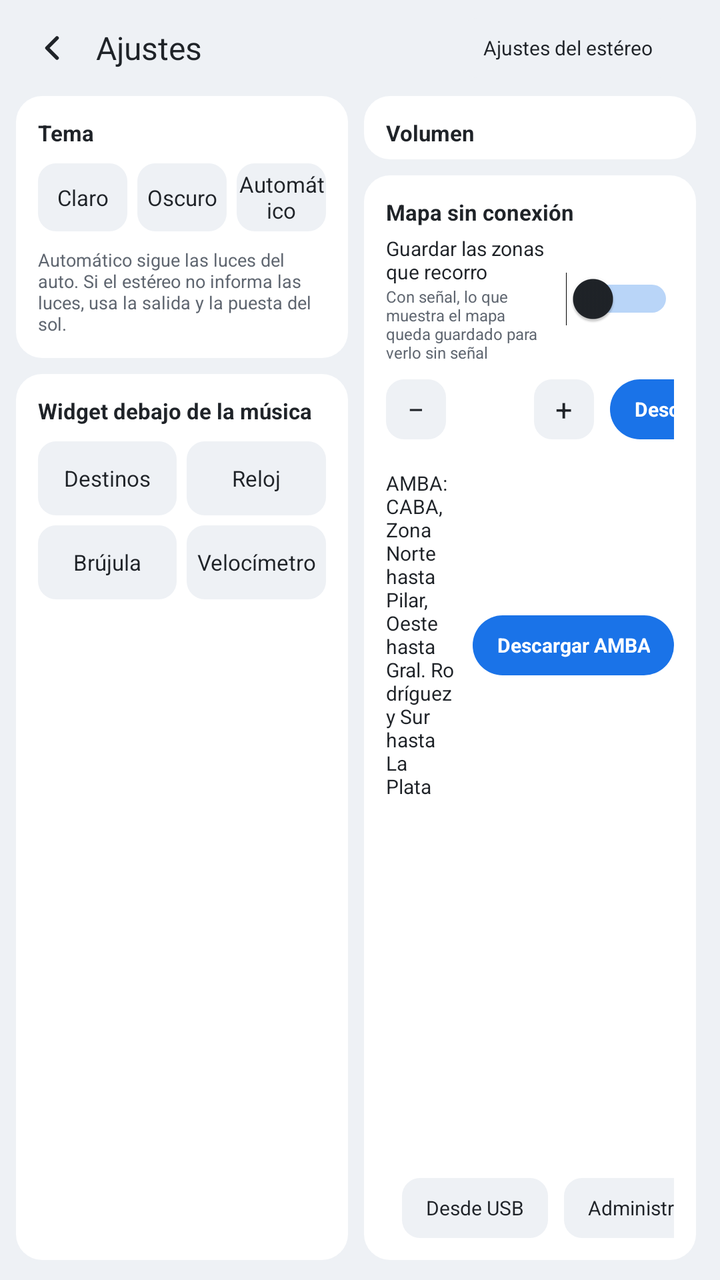
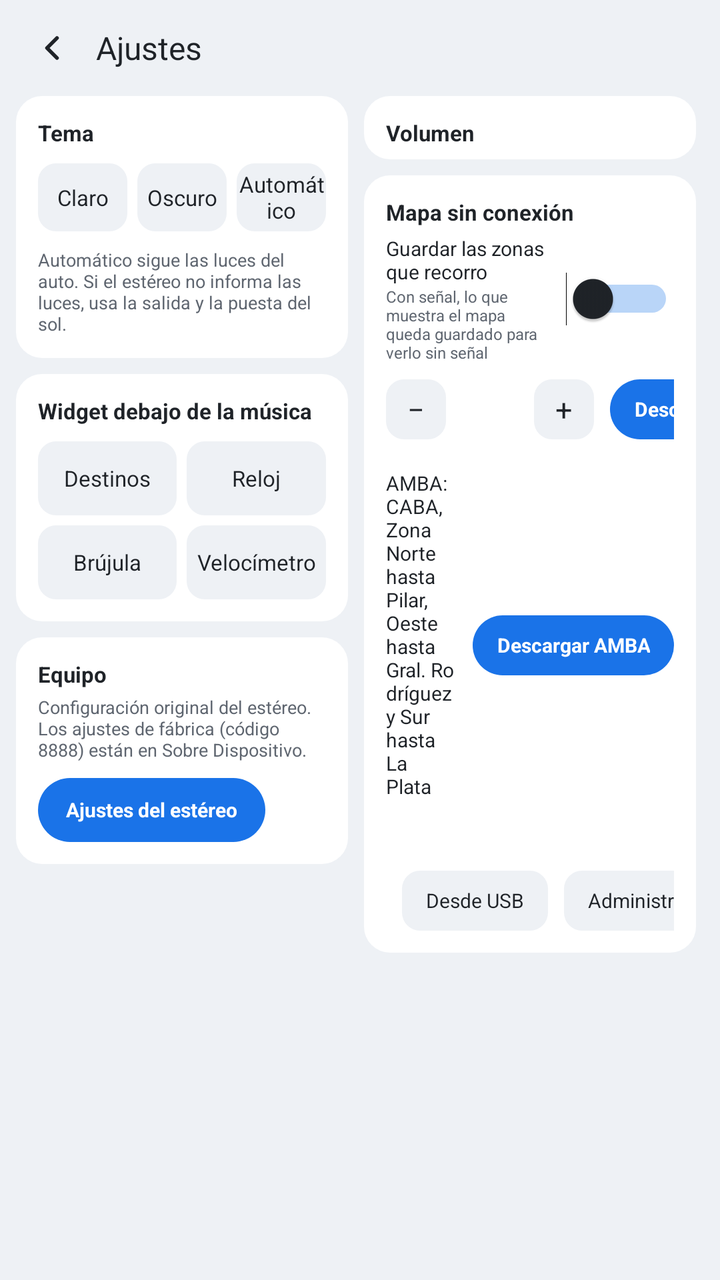

The first picture is an Android layout as it rendered before a commit; the second is the same layout after the commit. The layout source and the unified diff follow.
<!-- AndroidManifest.xml: application theme LauncherTheme -->
<!-- res/layout/activity_settings.xml -->
<?xml version="1.0" encoding="utf-8"?>
<LinearLayout xmlns:android="http://schemas.android.com/apk/res/android"
    android:layout_width="match_parent"
    android:layout_height="match_parent"
    android:background="@color/ground"
    android:orientation="vertical"
    android:paddingStart="8dp"
    android:paddingTop="6dp"
    android:paddingEnd="12dp"
    android:paddingBottom="10dp">

    
    <LinearLayout
        android:layout_width="match_parent"
        android:layout_height="36dp"
        android:gravity="center_vertical"
        android:orientation="horizontal">

        <ImageButton
            android:id="@+id/settings_back"
            android:layout_width="36dp"
            android:layout_height="36dp"
            android:background="@drawable/bg_round_button"
            android:contentDescription="@string/back"
            android:padding="8dp"
            android:scaleType="fitCenter"
            android:src="@drawable/ic_back" />

        <TextView
            android:layout_width="0dp"
            android:layout_height="wrap_content"
            android:layout_marginStart="4dp"
            android:layout_weight="1"
            android:text="@string/settings_title"
            android:textColor="@color/text"
            android:textSize="16sp" />

        <TextView
            android:id="@+id/stereo_settings"
            android:layout_width="wrap_content"
            android:layout_height="30dp"
            android:layout_marginEnd="10dp"
            android:background="@drawable/bg_option"
            android:gravity="center"
            android:paddingStart="12dp"
            android:paddingEnd="12dp"
            android:text="@string/stereo_settings"
            android:textColor="@color/text"
            android:textSize="10sp" />

        <TextView
            android:id="@+id/settings_version"
            android:layout_width="wrap_content"
            android:layout_height="wrap_content"
            android:textColor="@color/muted"
            android:textSize="9sp" />
    </LinearLayout>

    <LinearLayout
        android:layout_width="match_parent"
        android:layout_height="0dp"
        android:layout_marginTop="6dp"
        android:layout_weight="1"
        android:orientation="horizontal">

        
        <LinearLayout
            android:layout_width="0dp"
            android:layout_height="match_parent"
            android:layout_weight="1"
            android:orientation="vertical">

            
            <LinearLayout
                style="@style/Card"
                android:layout_width="match_parent"
                android:layout_height="wrap_content"
                android:orientation="vertical"
                android:padding="11dp">

                <TextView
                    style="@style/SettingsTitle"
                    android:text="@string/theme" />

                <LinearLayout
                    android:layout_width="match_parent"
                    android:layout_height="34dp"
                    android:layout_marginTop="8dp"
                    android:orientation="horizontal">

                    <TextView
                        android:id="@+id/theme_light"
                        style="@style/SettingsOption"
                        android:text="@string/theme_light" />

                    <TextView
                        android:id="@+id/theme_dark"
                        style="@style/SettingsOption"
                        android:layout_marginStart="5dp"
                        android:text="@string/theme_dark" />

                    <TextView
                        android:id="@+id/theme_auto"
                        style="@style/SettingsOption"
                        android:layout_marginStart="5dp"
                        android:text="@string/theme_auto" />
                </LinearLayout>

                <TextView
                    android:layout_width="match_parent"
                    android:layout_height="wrap_content"
                    android:layout_marginTop="8dp"
                    android:text="@string/theme_auto_hint"
                    android:textColor="@color/muted"
                    android:textSize="9sp" />
            </LinearLayout>

            
            <LinearLayout
                style="@style/Card"
                android:layout_width="match_parent"
                android:layout_height="0dp"
                android:layout_marginTop="8dp"
                android:layout_weight="1"
                android:orientation="vertical"
                android:padding="11dp">

                <TextView
                    style="@style/SettingsTitle"
                    android:text="@string/bottom_card" />

                <LinearLayout
                    android:layout_width="match_parent"
                    android:layout_height="37dp"
                    android:layout_marginTop="8dp"
                    android:orientation="horizontal">

                    <TextView
                        android:id="@+id/card_places"
                        style="@style/SettingsOption"
                        android:text="@string/card_places" />

                    <TextView
                        android:id="@+id/card_clock"
                        style="@style/SettingsOption"
                        android:layout_marginStart="5dp"
                        android:text="@string/card_clock" />
                </LinearLayout>

                <LinearLayout
                    android:layout_width="match_parent"
                    android:layout_height="37dp"
                    android:layout_marginTop="5dp"
                    android:orientation="horizontal">

                    <TextView
                        android:id="@+id/card_compass"
                        style="@style/SettingsOption"
                        android:text="@string/card_compass" />

                    <TextView
                        android:id="@+id/card_speedo"
                        style="@style/SettingsOption"
                        android:layout_marginStart="5dp"
                        android:text="@string/card_speedo" />
                </LinearLayout>
            </LinearLayout>
        </LinearLayout>

        
        <LinearLayout
            android:layout_width="0dp"
            android:layout_height="match_parent"
            android:layout_marginStart="8dp"
            android:layout_weight="1"
            android:orientation="vertical">

            
            <LinearLayout
                android:id="@+id/volumes"
                style="@style/Card"
                android:layout_width="match_parent"
                android:layout_height="wrap_content"
                android:orientation="vertical"
                android:paddingStart="11dp"
                android:paddingTop="11dp"
                android:paddingEnd="11dp"
                android:paddingBottom="6dp">

                <TextView
                    style="@style/SettingsTitle"
                    android:text="@string/volume_title" />
            </LinearLayout>

            
            <LinearLayout
                style="@style/Card"
                android:layout_width="match_parent"
                android:layout_height="0dp"
                android:layout_marginTop="8dp"
                android:layout_weight="1"
                android:orientation="vertical"
                android:padding="11dp">

                <TextView
                    style="@style/SettingsTitle"
                    android:text="@string/offline_map" />

                
                <LinearLayout
                    android:id="@+id/save_visited_row"
                    android:layout_width="match_parent"
                    android:layout_height="wrap_content"
                    android:layout_marginTop="4dp"
                    android:gravity="center_vertical"
                    android:orientation="horizontal">

                    <LinearLayout
                        android:layout_width="0dp"
                        android:layout_height="wrap_content"
                        android:layout_weight="1"
                        android:orientation="vertical">

                        <TextView
                            android:layout_width="match_parent"
                            android:layout_height="wrap_content"
                            android:text="@string/save_visited"
                            android:textColor="@color/text"
                            android:textSize="10sp" />

                        <TextView
                            android:layout_width="match_parent"
                            android:layout_height="wrap_content"
                            android:text="@string/save_visited_hint"
                            android:textColor="@color/muted"
                            android:textSize="8sp" />
                    </LinearLayout>

                    <Switch
                        android:id="@+id/save_visited"
                        android:layout_width="wrap_content"
                        android:layout_height="30dp"
                        android:layout_marginStart="8dp"
                        android:thumbTint="@color/text"
                        android:trackTint="@color/accent" />
                </LinearLayout>

                
                <LinearLayout
                    android:layout_width="match_parent"
                    android:layout_height="30dp"
                    android:layout_marginTop="8dp"
                    android:gravity="center_vertical"
                    android:orientation="horizontal">

                    <TextView
                        android:layout_width="0dp"
                        android:layout_height="wrap_content"
                        android:layout_weight="1"
                        android:text="@string/offline_around"
                        android:textColor="@color/text"
                        android:textSize="10sp" />

                    <TextView
                        android:id="@+id/radius_less"
                        android:layout_width="30dp"
                        android:layout_height="30dp"
                        android:background="@drawable/bg_option"
                        android:contentDescription="@string/offline_less"
                        android:gravity="center"
                        android:text="−"
                        android:textColor="@color/text"
                        android:textSize="15sp" />

                    <TextView
                        android:id="@+id/radius_value"
                        android:layout_width="44dp"
                        android:layout_height="wrap_content"
                        android:gravity="center"
                        android:textColor="@color/text"
                        android:textSize="11sp" />

                    <TextView
                        android:id="@+id/radius_more"
                        android:layout_width="30dp"
                        android:layout_height="30dp"
                        android:background="@drawable/bg_option"
                        android:contentDescription="@string/offline_more"
                        android:gravity="center"
                        android:text="+"
                        android:textColor="@color/text"
                        android:textSize="15sp" />

                    <TextView
                        android:id="@+id/offline_button"
                        android:layout_width="wrap_content"
                        android:layout_height="30dp"
                        android:layout_marginStart="8dp"
                        android:background="@drawable/bg_button_accent_round"
                        android:gravity="center"
                        android:paddingStart="12dp"
                        android:paddingEnd="12dp"
                        android:text="@string/offline_download"
                        android:textColor="@color/on_accent"
                        android:textSize="10sp"
                        android:textStyle="bold" />
                </LinearLayout>

                <TextView
                    android:id="@+id/radius_estimate"
                    android:layout_width="match_parent"
                    android:layout_height="wrap_content"
                    android:gravity="end"
                    android:textColor="@color/muted"
                    android:textSize="8sp" />

                
                <LinearLayout
                    android:layout_width="match_parent"
                    android:layout_height="wrap_content"
                    android:layout_marginTop="4dp"
                    android:gravity="center_vertical"
                    android:orientation="horizontal">

                    <LinearLayout
                        android:layout_width="0dp"
                        android:layout_height="wrap_content"
                        android:layout_weight="1"
                        android:orientation="vertical">

                        <TextView
                            android:layout_width="match_parent"
                            android:layout_height="wrap_content"
                            android:text="@string/offline_amba"
                            android:textColor="@color/text"
                            android:textSize="10sp" />

                        <TextView
                            android:id="@+id/amba_estimate"
                            android:layout_width="match_parent"
                            android:layout_height="wrap_content"
                            android:textColor="@color/muted"
                            android:textSize="8sp" />
                    </LinearLayout>

                    <TextView
                        android:id="@+id/amba_button"
                        android:layout_width="wrap_content"
                        android:layout_height="30dp"
                        android:layout_marginStart="8dp"
                        android:background="@drawable/bg_button_accent_round"
                        android:gravity="center"
                        android:paddingStart="12dp"
                        android:paddingEnd="12dp"
                        android:text="@string/offline_download_amba"
                        android:textColor="@color/on_accent"
                        android:textSize="10sp"
                        android:textStyle="bold" />
                </LinearLayout>

                <View
                    android:layout_width="0dp"
                    android:layout_height="0dp"
                    android:layout_weight="1" />

                <LinearLayout
                    android:layout_width="match_parent"
                    android:layout_height="wrap_content"
                    android:gravity="center_vertical"
                    android:orientation="horizontal">

                    <TextView
                        android:id="@+id/offline_status"
                        android:layout_width="0dp"
                        android:layout_height="wrap_content"
                        android:layout_weight="1"
                        android:textColor="@color/muted"
                        android:textSize="9sp" />

                    <TextView
                        android:id="@+id/offline_import"
                        android:layout_width="wrap_content"
                        android:layout_height="30dp"
                        android:layout_marginStart="8dp"
                        android:background="@drawable/bg_option"
                        android:gravity="center"
                        android:paddingStart="12dp"
                        android:paddingEnd="12dp"
                        android:text="@string/offline_import"
                        android:textColor="@color/text"
                        android:textSize="10sp" />

                    <TextView
                        android:id="@+id/offline_manage"
                        android:layout_width="wrap_content"
                        android:layout_height="30dp"
                        android:layout_marginStart="8dp"
                        android:background="@drawable/bg_option"
                        android:gravity="center"
                        android:paddingStart="12dp"
                        android:paddingEnd="12dp"
                        android:text="@string/offline_manage"
                        android:textColor="@color/text"
                        android:textSize="10sp" />
                </LinearLayout>

                <ProgressBar
                    android:id="@+id/offline_progress"
                    style="@android:style/Widget.Material.ProgressBar.Horizontal"
                    android:layout_width="match_parent"
                    android:layout_height="4dp"
                    android:layout_marginTop="4dp"
                    android:progressBackgroundTint="@color/track"
                    android:progressTint="@color/accent"
                    android:visibility="gone" />
            </LinearLayout>
        </LinearLayout>
    </LinearLayout>
</LinearLayout>
<!-- resources referenced by this layout -->
<resources>
  <color name="accent">#1A73E8</color>
  <color name="ground">#EEF1F5</color>
  <color name="muted">#5F6670</color>
  <color name="on_accent">#FFFFFF</color>
  <color name="text">#1F2328</color>
  <color name="track">#D5DAE1</color>
  <!-- drawable bg_button_accent_round (drawable) -->
  <?xml version="1.0" encoding="utf-8"?>
  <ripple xmlns:android="http://schemas.android.com/apk/res/android" android:color="#33000000">
      <item>
          <shape android:shape="rectangle">
              <solid android:color="@color/accent" />
              <corners android:radius="20dp" />
          </shape>
      </item>
  </ripple>
  <!-- drawable bg_round_button (drawable) -->
  <?xml version="1.0" encoding="utf-8"?>
  <ripple xmlns:android="http://schemas.android.com/apk/res/android" android:color="#33FFFFFF">
      <item android:id="@android:id/mask">
          <shape android:shape="oval">
              <solid android:color="#FFFFFFFF" />
          </shape>
      </item>
  </ripple>
  <!-- drawable ic_back (drawable) -->
  <?xml version="1.0" encoding="utf-8"?>
  <vector xmlns:android="http://schemas.android.com/apk/res/android"
      android:width="24dp" android:height="24dp"
      android:viewportWidth="24" android:viewportHeight="24">
      <path android:pathData="M15,18l-6,-6 6,-6" android:strokeColor="@color/text" android:strokeWidth="2.2" android:strokeLineCap="round" android:strokeLineJoin="round" android:fillColor="#00000000" />
  </vector>
  <string name="back">Volver</string>
  <string name="bottom_card">Widget debajo de la música</string>
  <string name="card_clock">Reloj</string>
  <string name="card_compass">Brújula</string>
  <string name="card_places">Destinos</string>
  <string name="card_speedo">Velocímetro</string>
  <string name="offline_amba">AMBA: CABA, Zona Norte hasta Pilar, Oeste hasta Gral. Rodríguez y Sur hasta La Plata</string>
  <string name="offline_around">Alrededor tuyo</string>
  <string name="offline_download">Descargar</string>
  <string name="offline_download_amba">Descargar AMBA</string>
  <string name="offline_import">Desde USB</string>
  <string name="offline_less">Menos kilómetros</string>
  <string name="offline_manage">Administrar</string>
  <string name="offline_map">Mapa sin conexión</string>
  <string name="offline_more">Más kilómetros</string>
  <string name="save_visited">Guardar las zonas que recorro</string>
  <string name="save_visited_hint">Con señal, lo que muestra el mapa queda guardado para verlo sin señal</string>
  <string name="settings_title">Ajustes</string>
  <string name="stereo_settings">Ajustes del estéreo</string>
  <string name="theme">Tema</string>
  <string name="theme_auto">Automático</string>
  <string name="theme_auto_hint">Automático sigue las luces del auto. Si el estéreo no informa las luces, usa la salida y la puesta del sol.</string>
  <string name="theme_dark">Oscuro</string>
  <string name="theme_light">Claro</string>
  <string name="volume_title">Volumen</string>
  <style name="Card">
          <item name="android:background">@drawable/bg_card</item>
      </style>
  <style name="SettingsTitle">
          <item name="android:layout_width">wrap_content</item>
          <item name="android:layout_height">wrap_content</item>
          <item name="android:textColor">@color/text</item>
          <item name="android:textSize">11sp</item>
          <item name="android:textStyle">bold</item>
      </style>
  <color name="selected">#D3E3FD</color>
  <color name="tile">#EEF1F5</color>
  <!-- drawable bg_card (drawable) -->
  <?xml version="1.0" encoding="utf-8"?>
  <shape xmlns:android="http://schemas.android.com/apk/res/android" android:shape="rectangle">
      <solid android:color="@color/card" />
      <corners android:radius="13dp" />
  </shape>
  <color name="card">#FFFFFF</color>
  <!-- unchanged entries left out for length: 3 -->
</resources>

<!-- the commit's change to res/layout/activity_settings.xml (unified diff, before → after) -->
@@ -36,19 +36,6 @@
             android:textSize="16sp" />
 
         <TextView
-            android:id="@+id/stereo_settings"
-            android:layout_width="wrap_content"
-            android:layout_height="30dp"
-            android:layout_marginEnd="10dp"
-            android:background="@drawable/bg_option"
-            android:gravity="center"
-            android:paddingStart="12dp"
-            android:paddingEnd="12dp"
-            android:text="@string/stereo_settings"
-            android:textColor="@color/text"
-            android:textSize="10sp" />
-
-        <TextView
             android:id="@+id/settings_version"
             android:layout_width="wrap_content"
             android:layout_height="wrap_content"
@@ -56,17 +43,23 @@
             android:textSize="9sp" />
     </LinearLayout>
 
-    <LinearLayout
+    <ScrollView
         android:layout_width="match_parent"
         android:layout_height="0dp"
         android:layout_marginTop="6dp"
         android:layout_weight="1"
+        android:fillViewport="true"
+        android:scrollbars="none">
+
+    <LinearLayout
+        android:layout_width="match_parent"
+        android:layout_height="wrap_content"
         android:orientation="horizontal">
 
         
         <LinearLayout
             android:layout_width="0dp"
-            android:layout_height="match_parent"
+            android:layout_height="wrap_content"
             android:layout_weight="1"
             android:orientation="vertical">
 
@@ -119,9 +112,8 @@
             <LinearLayout
                 style="@style/Card"
                 android:layout_width="match_parent"
-                android:layout_height="0dp"
+                android:layout_height="wrap_content"
                 android:layout_marginTop="8dp"
-                android:layout_weight="1"
                 android:orientation="vertical"
                 android:padding="11dp">
 
@@ -164,13 +156,48 @@
                         android:layout_marginStart="5dp"
                         android:text="@string/card_speedo" />
                 </LinearLayout>
+            </LinearLayout>
+            
+            <LinearLayout
+                style="@style/Card"
+                android:layout_width="match_parent"
+                android:layout_height="wrap_content"
+                android:layout_marginTop="8dp"
+                android:orientation="vertical"
+                android:padding="11dp">
+
+                <TextView
+                    style="@style/SettingsTitle"
+                    android:text="@string/stereo_card" />
+
+                <TextView
+                    android:layout_width="match_parent"
+                    android:layout_height="wrap_content"
+                    android:layout_marginTop="3dp"
+                    android:text="@string/stereo_card_hint"
+                    android:textColor="@color/muted"
+                    android:textSize="9sp" />
+
+                <TextView
+                    android:id="@+id/stereo_settings"
+                    android:layout_width="wrap_content"
+                    android:layout_height="32dp"
+                    android:layout_marginTop="8dp"
+                    android:background="@drawable/bg_button_accent_round"
+                    android:gravity="center"
+                    android:paddingStart="14dp"
+                    android:paddingEnd="14dp"
+                    android:text="@string/stereo_settings"
+                    android:textColor="@color/on_accent"
+                    android:textSize="10sp"
+                    android:textStyle="bold" />
             </LinearLayout>
         </LinearLayout>
 
         
         <LinearLayout
             android:layout_width="0dp"
-            android:layout_height="match_parent"
+            android:layout_height="wrap_content"
             android:layout_marginStart="8dp"
             android:layout_weight="1"
             android:orientation="vertical">
@@ -196,9 +223,8 @@
             <LinearLayout
                 style="@style/Card"
                 android:layout_width="match_parent"
-                android:layout_height="0dp"
+                android:layout_height="wrap_content"
                 android:layout_marginTop="8dp"
-                android:layout_weight="1"
                 android:orientation="vertical"
                 android:padding="11dp">
 
@@ -358,24 +384,26 @@
                         android:textStyle="bold" />
                 </LinearLayout>
 
-                <View
-                    android:layout_width="0dp"
-                    android:layout_height="0dp"
-                    android:layout_weight="1" />
-
-                <LinearLayout
-                    android:layout_width="match_parent"
-                    android:layout_height="wrap_content"
+
+                <TextView
+                    android:id="@+id/offline_status"
+                    android:layout_width="match_parent"
+                    android:layout_height="wrap_content"
+                    android:layout_marginTop="6dp"
+                    android:textColor="@color/muted"
+                    android:textSize="9sp" />
+
+                <LinearLayout
+                    android:layout_width="match_parent"
+                    android:layout_height="wrap_content"
+                    android:layout_marginTop="6dp"
                     android:gravity="center_vertical"
                     android:orientation="horizontal">
 
-                    <TextView
-                        android:id="@+id/offline_status"
+                    <View
                         android:layout_width="0dp"
-                        android:layout_height="wrap_content"
-                        android:layout_weight="1"
-                        android:textColor="@color/muted"
-                        android:textSize="9sp" />
+                        android:layout_height="0dp"
+                        android:layout_weight="1" />
 
                     <TextView
                         android:id="@+id/offline_import"
@@ -416,4 +444,5 @@
             </LinearLayout>
         </LinearLayout>
     </LinearLayout>
+</ScrollView>
 </LinearLayout>
<!-- resource entries referenced after the edit -->
@@ -50,6 +50,8 @@
   <string name="save_visited">Guardar las zonas que recorro</string>
   <string name="save_visited_hint">Con señal, lo que muestra el mapa queda guardado para verlo sin señal</string>
   <string name="settings_title">Ajustes</string>
+  <string name="stereo_card">Equipo</string>
+  <string name="stereo_card_hint">Configuración original del estéreo. Los ajustes de fábrica (código 8888) están en Sobre Dispositivo.</string>
   <string name="stereo_settings">Ajustes del estéreo</string>
   <string name="theme">Tema</string>
   <string name="theme_auto">Automático</string>
